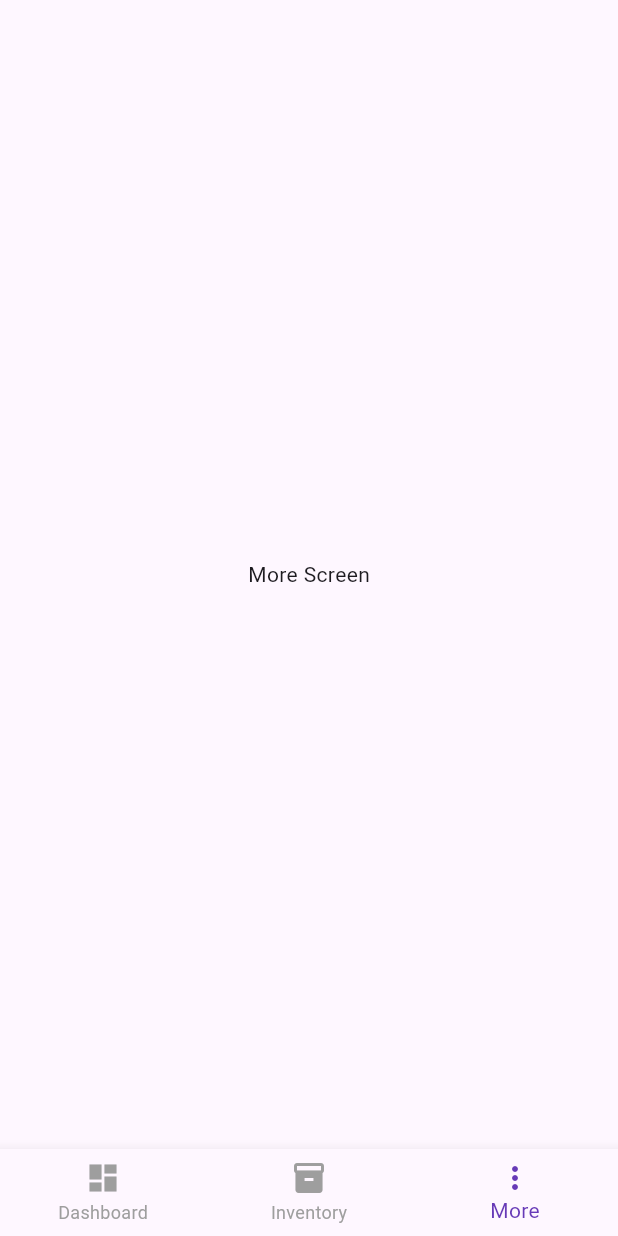
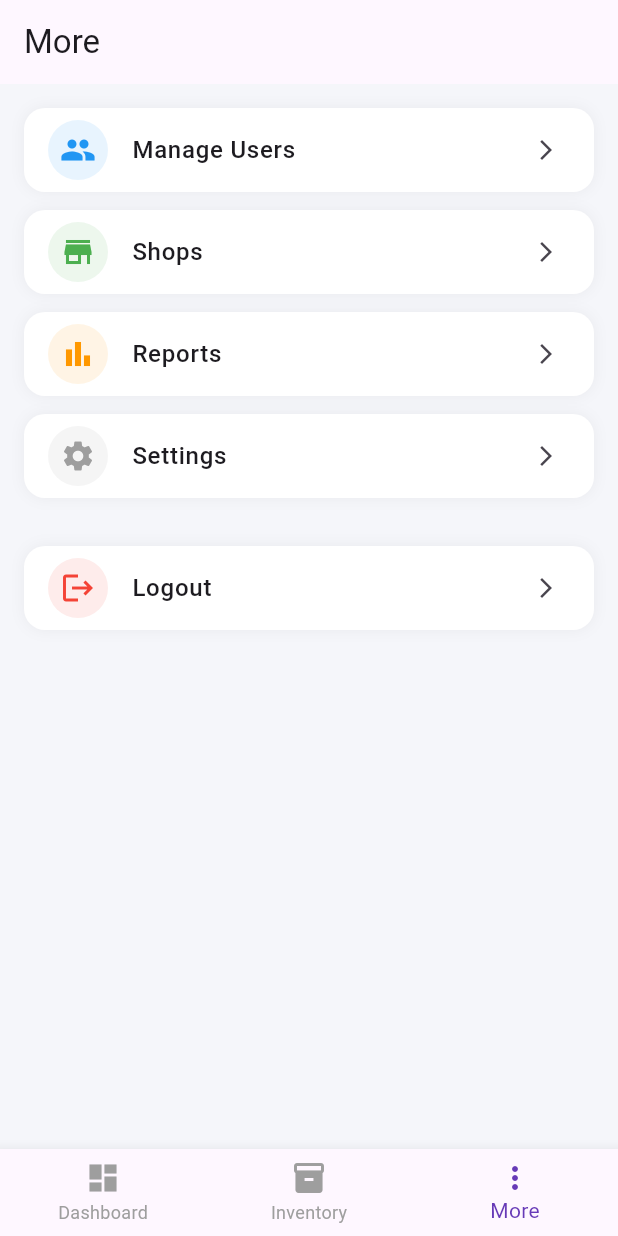
Before and after one commit to rajvardhan17/inven, a Flutter app: the MainScreen screen opened directly, item 3 of the bottom bar chosen, on a phone screen of 412 x 824 dp. Run offline on Flutter 3.47's test engine with Material 3 defaults, Android fonts, the phone set to English and light mode, and no system bars; our stand-ins replace fl_chart.

Commit message:
created the mo0re screen and updated some conflicts in splash

```diff
--- a/lib/modules/admin/MainScreen.dart
+++ b/lib/modules/admin/MainScreen.dart
@@ -1,6 +1,7 @@
 import 'package:flutter/material.dart';
 import 'dashboard/AdminHome.dart';
 import 'inventory/InventoryScreen.dart';
+import 'more/more_screen.dart';
 
 class MainScreen extends StatefulWidget {
   const MainScreen({super.key});
@@ -15,7 +16,7 @@ class _MainScreenState extends State<MainScreen> {
   final List<Widget> screens = const [
     AdminHome(),
     InventoryScreen(),
-    Center(child: Text("More Screen")),
+    MoreScreen(),
   ];
 
   @override
--- /dev/null
+++ b/lib/modules/admin/more/more_screen.dart
@@ -0,0 +1,87 @@
+import 'package:flutter/material.dart';
+
+class MoreScreen extends StatelessWidget {
+  const MoreScreen({super.key});
+
+  @override
+  Widget build(BuildContext context) {
+    return Scaffold(
+      backgroundColor: const Color(0xFFF5F6FA),
+      appBar: AppBar(
+        title: const Text("More"),
+        elevation: 0,
+      ),
+      body: ListView(
+        padding: const EdgeInsets.all(16),
+        children: [
+          _tile(
+            icon: Icons.people,
+            title: "Manage Users",
+            color: Colors.blue,
+            onTap: () {},
+          ),
+          _tile(
+            icon: Icons.store,
+            title: "Shops",
+            color: Colors.green,
+            onTap: () {},
+          ),
+          _tile(
+            icon: Icons.bar_chart,
+            title: "Reports",
+            color: Colors.orange,
+            onTap: () {},
+          ),
+          _tile(
+            icon: Icons.settings,
+            title: "Settings",
+            color: Colors.grey,
+            onTap: () {},
+          ),
+          const SizedBox(height: 20),
+          _tile(
+            icon: Icons.logout,
+            title: "Logout",
+            color: Colors.red,
+            onTap: () {
+              // logout logic later
+            },
+          ),
+        ],
+      ),
+    );
+  }
+
+  Widget _tile({
+    required IconData icon,
+    required String title,
+    required Color color,
+    required VoidCallback onTap,
+  }) {
+    return Container(
+      margin: const EdgeInsets.only(bottom: 12),
+      decoration: BoxDecoration(
+        color: Colors.white,
+        borderRadius: BorderRadius.circular(14),
+        boxShadow: [
+          BoxShadow(
+            color: Colors.black.withOpacity(0.05),
+            blurRadius: 8,
+          ),
+        ],
+      ),
+      child: ListTile(
+        onTap: onTap,
+        leading: CircleAvatar(
+          backgroundColor: color.withOpacity(0.1),
+          child: Icon(icon, color: color),
+        ),
+        title: Text(
+          title,
+          style: const TextStyle(fontWeight: FontWeight.w500),
+        ),
+        trailing: const Icon(Icons.arrow_forward_ios, size: 16),
+      ),
+    );
+  }
+}
--- a/lib/modules/auth/SplashScreen.dart
+++ b/lib/modules/auth/SplashScreen.dart
@@ -1,5 +1,5 @@
 import 'package:flutter/material.dart';
-import '../auth/LoginScreen.dart';
+import 'LoginScreen.dart';
 
 class SplashScreen extends StatefulWidget {
   const SplashScreen({super.key});
@@ -26,7 +26,6 @@ class _SplashScreenState extends State<SplashScreen> {
   Widget build(BuildContext context) {
     return Scaffold(
       backgroundColor: Colors.deepPurple,
-
       body: Center(
         child: Column(
           mainAxisAlignment: MainAxisAlignment.center,
```
